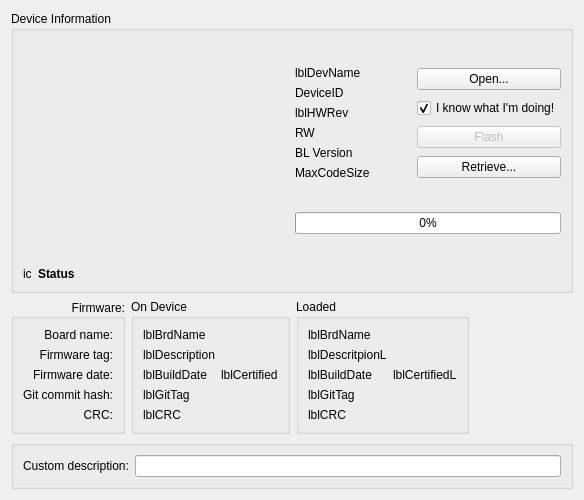
The window that ground/openpilotgcs/src/plugins/uploader/devicewidget.ui (openpilot/OpenPilot) describes before a commit, drawn with Qt 5.
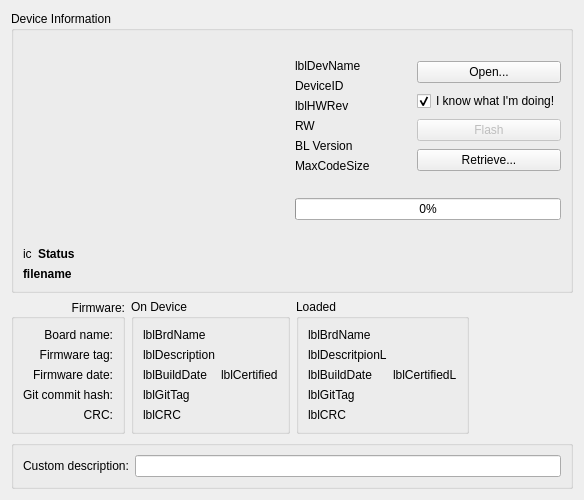
The same window after the commit.

Commit message: OP-1230 Automatically load the firmware in build/fw_<boardname> in development environment

What changed in the file:
```diff
--- a/ground/openpilotgcs/src/plugins/uploader/devicewidget.ui
+++ b/ground/openpilotgcs/src/plugins/uploader/devicewidget.ui
@@ -190,6 +190,28 @@
         </item>
        </layout>
       </item>
+      <item>
+       <widget class="QLabel" name="filenameLabel">
+        <property name="sizePolicy">
+         <sizepolicy hsizetype="MinimumExpanding" vsizetype="Preferred">
+          <horstretch>0</horstretch>
+          <verstretch>0</verstretch>
+         </sizepolicy>
+        </property>
+        <property name="font">
+         <font>
+          <weight>75</weight>
+          <bold>true</bold>
+         </font>
+        </property>
+        <property name="text">
+         <string>filename</string>
+        </property>
+        <property name="wordWrap">
+         <bool>false</bool>
+        </property>
+       </widget>
+      </item>
      </layout>
     </widget>
    </item>
```
The commit also changes 2 other files.
